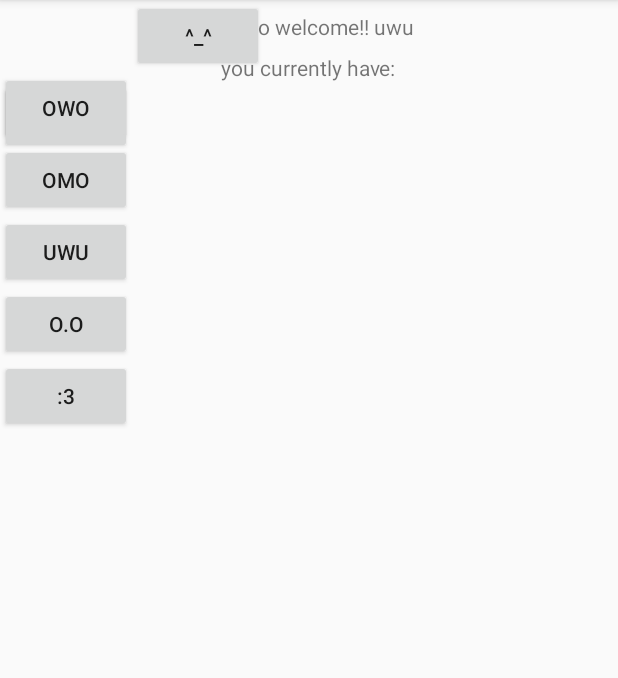
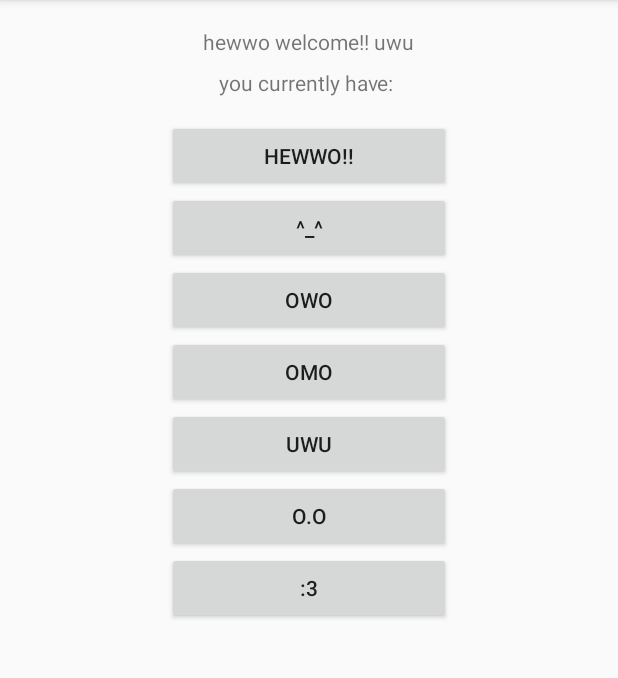
Before and after one commit to mliu356/uwu2, an Android app: the screen it shows after launch (MainActivity), on a phone screen of 412 x 824 dp, the part 84-762 px from its top. Run offline under Robolectric (Android 15) with nearby library versions, the phone set to English and light mode, and no system bars; our stand-ins replace Firebase (no records; nobody signed in at launch, a user with empty details on screens opened directly).

Commit message:
main activity ui changes ft. (ﾉ ヮ )ﾉ*:・ﾟ

```diff
--- a/app/src/main/res/layout/activity_main.xml
+++ b/app/src/main/res/layout/activity_main.xml
@@ -4,7 +4,8 @@
     xmlns:tools="http://schemas.android.com/tools"
     android:layout_width="match_parent"
     android:layout_height="match_parent"
-    tools:context=".MainActivity">
+    tools:context=".MainActivity"
+    android:layout_margin="10dp">
 
     <TextView
         android:id="@+id/welcomeuwu"
@@ -23,57 +24,66 @@
         android:layout_height="wrap_content"
         android:layout_below="@id/welcomeuwu"
         android:layout_centerHorizontal="true"
-        android:text="you currently have:" />
+        android:text="you currently have: " />
+
+    <RelativeLayout
+        android:layout_width="200dp"
+        android:layout_height="wrap_content"
+        android:layout_below="@+id/pointstext"
+        android:layout_centerInParent="true"
+        android:layout_marginTop="10dp"
+        android:padding="5dp">
 
         <Button
             android:id="@+id/button1"
-        android:layout_width="wrap_content"
+            android:layout_width="fill_parent"
             android:layout_height="wrap_content"
-        android:layout_below="@id/pointstext"
             android:text="hewwo!!" />
-
         <Button
             android:id="@+id/button2"
-        android:layout_width="wrap_content"
+            android:layout_width="fill_parent"
             android:layout_height="wrap_content"
-        android:layout_toRightOf="@id/button1"
+            android:layout_below="@+id/button1"
             android:text="^_^" />
 
         <Button
             android:id="@+id/button3"
-        android:layout_width="wrap_content"
+            android:layout_width="fill_parent"
             android:layout_height="wrap_content"
             android:layout_below="@id/button2"
             android:text="owo" />
 
         <Button
             android:id="@+id/button4"
-        android:layout_width="wrap_content"
+            android:layout_width="fill_parent"
             android:layout_height="wrap_content"
             android:layout_below="@id/button3"
             android:text="omo" />
 
         <Button
             android:id="@+id/button5"
-        android:layout_width="wrap_content"
+            android:layout_width="fill_parent"
             android:layout_height="wrap_content"
             android:layout_below="@id/button4"
             android:text="uwu" />
 
         <Button
             android:id="@+id/button6"
-        android:layout_width="wrap_content"
+            android:layout_width="fill_parent"
             android:layout_height="wrap_content"
             android:layout_below="@id/button5"
             android:text="o.o" />
 
         <Button
             android:id="@+id/button7"
-        android:layout_width="wrap_content"
+            android:layout_width="fill_parent"
             android:layout_height="wrap_content"
             android:layout_below="@id/button6"
             android:text=":3" />
 
+    </RelativeLayout>
+
+
 
 
 </RelativeLayout>
```
Lines whose indentation alone changed are shown as unchanged.
